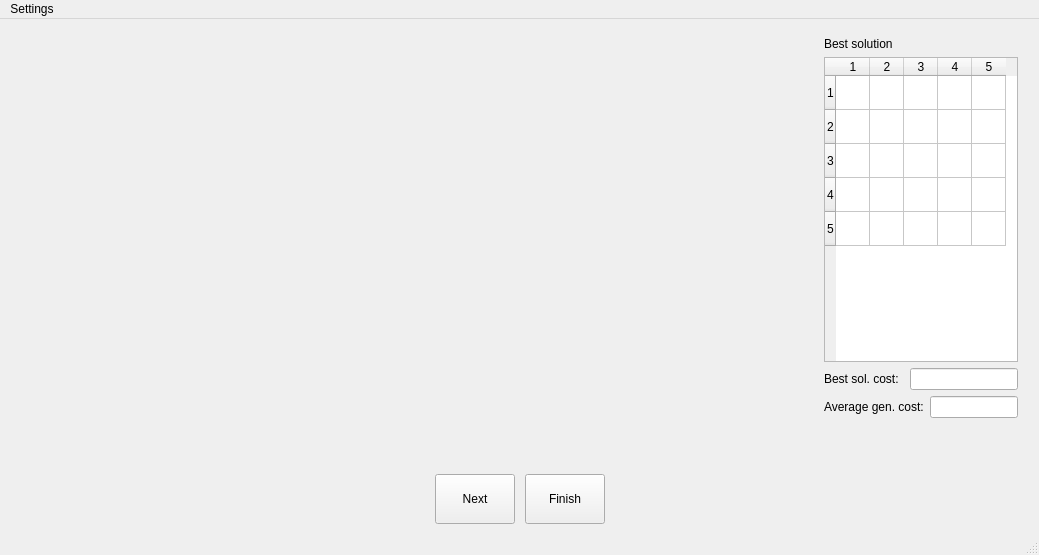
Above: ui/main_window.ui from ich-klyukovka/SummerPractice before the change. Below: the same form after it.
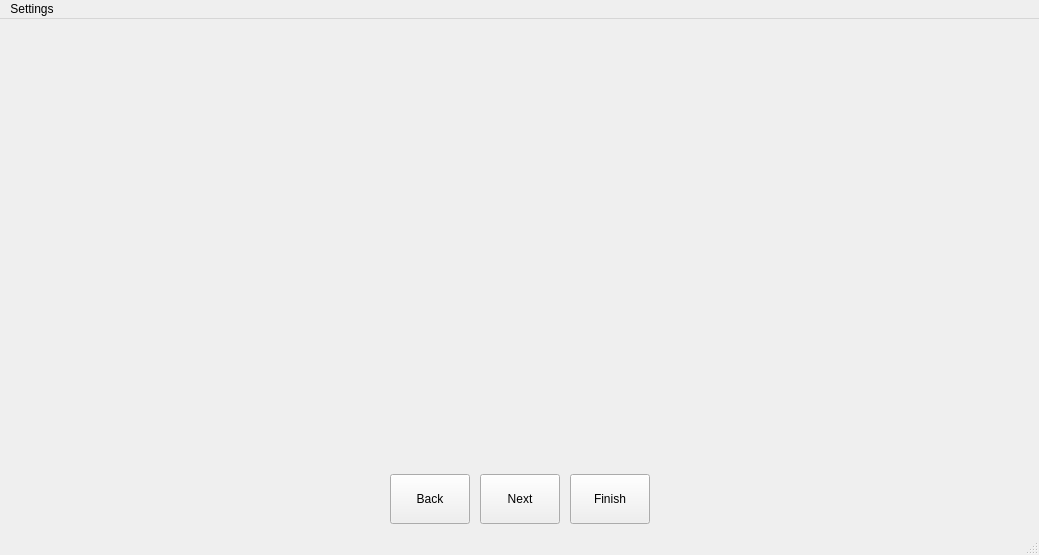
That is the form after the change. Icons and pictures are not drawn.

Commit message: GUI: matrix graphic representation and back button added

```diff
--- a/ui/main_window.ui
+++ b/ui/main_window.ui
@@ -53,127 +53,6 @@
           </property>
          </widget>
         </item>
-        <item>
-         <widget class="QWidget" name="infoWidget" native="true">
-          <property name="sizePolicy">
-           <sizepolicy hsizetype="Expanding" vsizetype="Preferred">
-            <horstretch>0</horstretch>
-            <verstretch>0</verstretch>
-           </sizepolicy>
-          </property>
-          <widget class="QWidget" name="verticalLayoutWidget_2">
-           <property name="geometry">
-            <rect>
-             <x>9</x>
-             <y>9</y>
-             <width>194</width>
-             <height>381</height>
-            </rect>
-           </property>
-           <layout class="QVBoxLayout" name="verticalLayout_4">
-            <property name="sizeConstraint">
-             <enum>QLayout::SetDefaultConstraint</enum>
-            </property>
-            <item>
-             <widget class="QLabel" name="bestSolution">
-              <property name="text">
-               <string>Best solution</string>
-              </property>
-             </widget>
-            </item>
-            <item>
-             <widget class="QTableWidget" name="bestMatrix">
-              <property name="sizePolicy">
-               <sizepolicy hsizetype="Expanding" vsizetype="Expanding">
-                <horstretch>0</horstretch>
-                <verstretch>0</verstretch>
-               </sizepolicy>
-              </property>
-              <property name="sizeAdjustPolicy">
-               <enum>QAbstractScrollArea::AdjustIgnored</enum>
-              </property>
-              <property name="rowCount">
-               <number>5</number>
-              </property>
-              <property name="columnCount">
-               <number>5</number>
-              </property>
-              <attribute name="horizontalHeaderCascadingSectionResizes">
-               <bool>false</bool>
-              </attribute>
-              <attribute name="horizontalHeaderMinimumSectionSize">
-               <number>15</number>
-              </attribute>
-              <attribute name="horizontalHeaderDefaultSectionSize">
-               <number>34</number>
-              </attribute>
-              <attribute name="verticalHeaderCascadingSectionResizes">
-               <bool>false</bool>
-              </attribute>
-              <attribute name="verticalHeaderMinimumSectionSize">
-               <number>15</number>
-              </attribute>
-              <attribute name="verticalHeaderDefaultSectionSize">
-               <number>34</number>
-              </attribute>
-              <row/>
-              <row/>
-              <row/>
-              <row/>
-              <row/>
-              <column/>
-              <column/>
-              <column/>
-              <column/>
-              <column/>
-             </widget>
-            </item>
-            <item>
-             <layout class="QHBoxLayout" name="horizontalLayout_6">
-              <item>
-               <widget class="QLabel" name="bestSolutionCost">
-                <property name="text">
-                 <string>Best sol. cost:</string>
-                </property>
-               </widget>
-              </item>
-              <item>
-               <widget class="QLineEdit" name="bestSolCost">
-                <property name="sizePolicy">
-                 <sizepolicy hsizetype="Preferred" vsizetype="Fixed">
-                  <horstretch>0</horstretch>
-                  <verstretch>0</verstretch>
-                 </sizepolicy>
-                </property>
-               </widget>
-              </item>
-             </layout>
-            </item>
-            <item>
-             <layout class="QHBoxLayout" name="horizontalLayout_7">
-              <item>
-               <widget class="QLabel" name="AverageGenerationCost">
-                <property name="text">
-                 <string>Average gen. cost:</string>
-                </property>
-               </widget>
-              </item>
-              <item>
-               <widget class="QLineEdit" name="averageGenCost">
-                <property name="sizePolicy">
-                 <sizepolicy hsizetype="Preferred" vsizetype="Fixed">
-                  <horstretch>0</horstretch>
-                  <verstretch>0</verstretch>
-                 </sizepolicy>
-                </property>
-               </widget>
-              </item>
-             </layout>
-            </item>
-           </layout>
-          </widget>
-         </widget>
-        </item>
        </layout>
       </item>
      </layout>
@@ -210,6 +89,25 @@
           </property>
          </spacer>
         </item>
+        <item>
+         <widget class="QPushButton" name="backButton">
+          <property name="sizePolicy">
+           <sizepolicy hsizetype="Fixed" vsizetype="Fixed">
+            <horstretch>0</horstretch>
+            <verstretch>0</verstretch>
+           </sizepolicy>
+          </property>
+          <property name="minimumSize">
+           <size>
+            <width>50</width>
+            <height>50</height>
+           </size>
+          </property>
+          <property name="text">
+           <string>Back</string>
+          </property>
+         </widget>
+        </item>
         <item>
          <widget class="QPushButton" name="nextButton">
           <property name="sizePolicy">
```
The commit also changes 6 other files.
